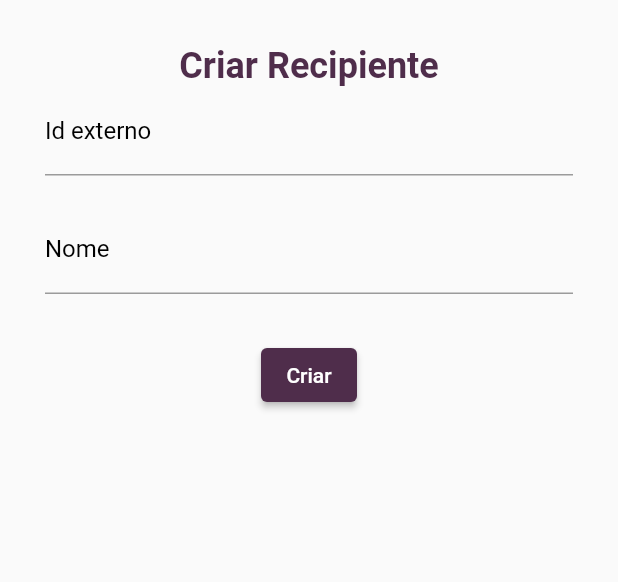
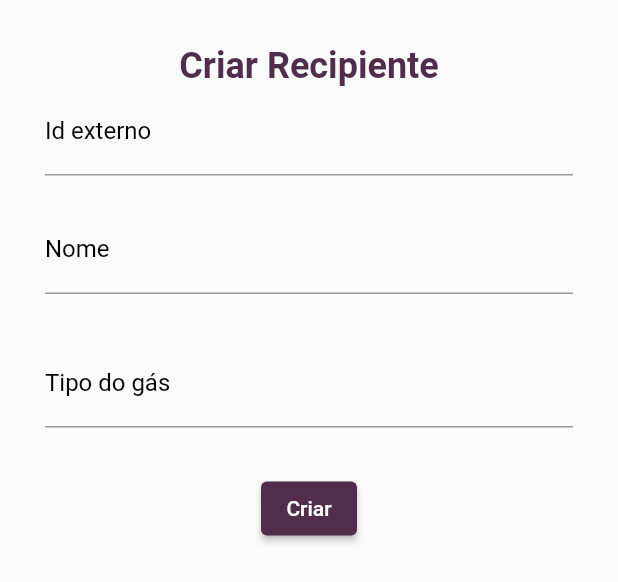
Before and after one commit to mathbonato/gastrics_mobile, a Flutter app: the CylinderSave widget shown alone on an empty page, opened directly, on a phone screen of 412 x 824 dp. Shown: the top 582 px of the screen. Run offline on Flutter 3.47's test engine with Material 2 defaults, Android fonts, the phone set to English and light mode, and no system bars; our stand-ins replace fl_chart, flutter_datetime_picker, fluttertoast, get, google_fonts, modal_bottom_sheet and 1 more; missing offline and left inert: dart:ffi; accounts and stored records are empty; network calls fail.

Commit message:
Update cylinder

```diff
--- a/lib/modules/cylinder_save/cylinder_save.dart
+++ b/lib/modules/cylinder_save/cylinder_save.dart
@@ -24,6 +24,8 @@ class _CylinderSave extends State<CylinderSave> {
   TextEditingController exId = TextEditingController();
   TextEditingController name = TextEditingController();
   TextEditingController type = TextEditingController();
+  TextEditingController gasType = TextEditingController();
+
   TextEditingController alert = TextEditingController();
 
   onChangeExId(String value) {
@@ -38,10 +40,15 @@ class _CylinderSave extends State<CylinderSave> {
     type.text = value;
   }
 
+  onChangeGasType(String value) {
+    gasType.text = value;
+  }
+
   initValue(Cylinder cylinder) {
     exId.text = cylinder.exId;
     name.text = cylinder.name;
     type.text = cylinder.type;
+    gasType.text = cylinder.gasType;
   }
 
   Future handleCylinder(Cylinder? cylinderToWork) async {
@@ -159,6 +166,12 @@ class _CylinderSave extends State<CylinderSave> {
                 initialValue: hasCylinderInfo ? cylinder.name : "",
               ),
               const Padding(padding: EdgeInsets.all(15)),
+              CuppertinoInput(
+                label: "Tipo do gás",
+                onChange: onChangeGasType,
+                initialValue: hasCylinderInfo ? cylinder.gasType : "",
+              ),
+              const Padding(padding: EdgeInsets.all(15)),
               ElevatedButton(
                 style: ElevatedButton.styleFrom(backgroundColor: AppColors.primary),
                 onPressed: () {
```
